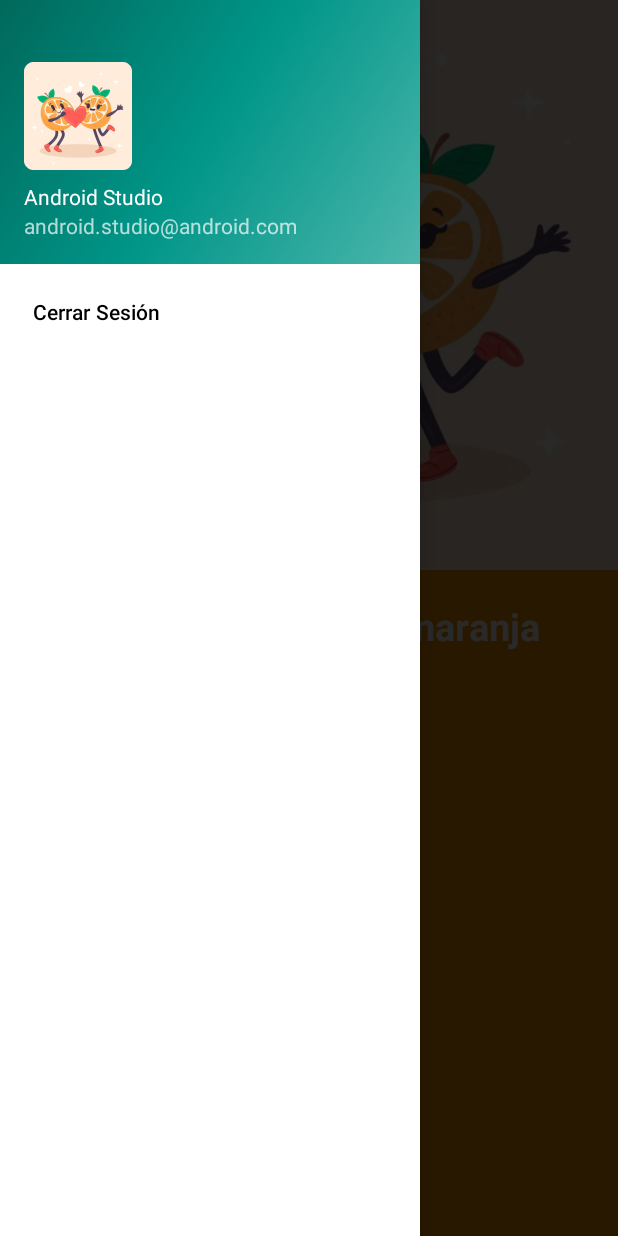
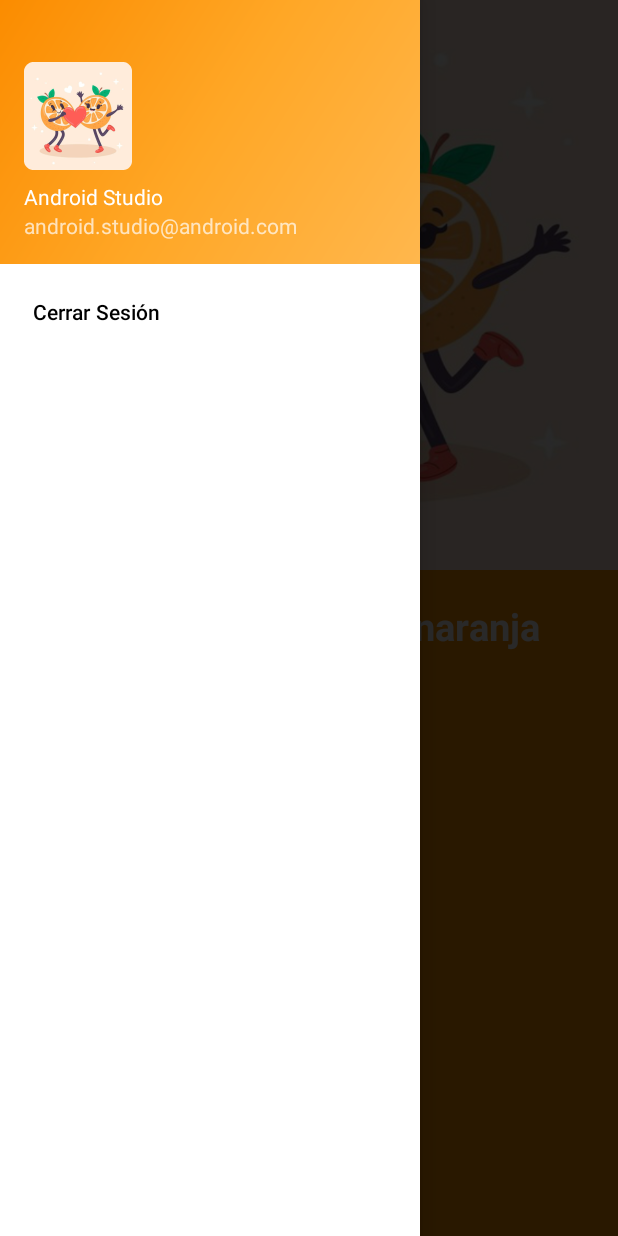
Before and after one commit to biellop/EncuentraTuMediaNaranja, an Android app: the screen it shows after launch (MainActivity), with the side drawer open, on a phone screen of 412 x 824 dp. Run offline under Robolectric (Android 15) with nearby library versions, the phone set to English and light mode, and no system bars; our stand-ins replace Firebase (no records; nobody signed in at launch, a user with empty details on screens opened directly), navigation-ui.

Commit message:
Side_nav de color naranja

```diff
--- a/app/src/main/res/drawable/side_nav_bar.xml
+++ b/app/src/main/res/drawable/side_nav_bar.xml
@@ -2,8 +2,8 @@
     android:shape="rectangle">
     <gradient
         android:angle="135"
-        android:centerColor="#009688"
-        android:endColor="#00695C"
-        android:startColor="#4DB6AC"
+        android:centerColor="#FFA726"
+        android:endColor="#FB8C00"
+        android:startColor="#FFB74D"
         android:type="linear" />
 </shape>
```
